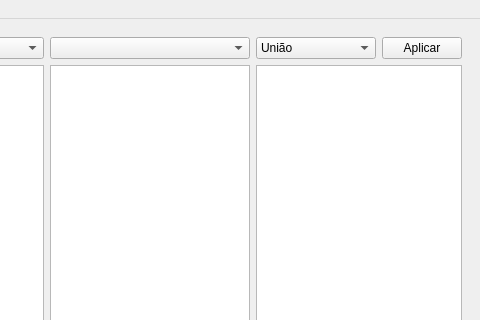
First picture: the form in kleeneup/forms/kleeneup.ui, repository cauebs/kleeneup, before the edit; both pictures show x 173 to 653 and y 0 to 320 of the 653 by 524 pixel window.
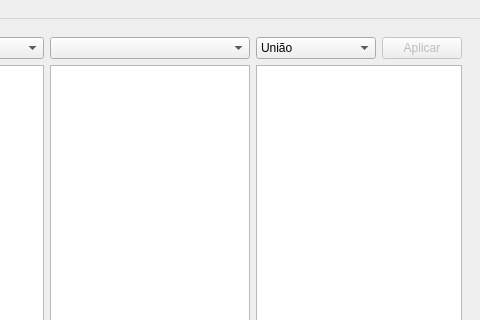
Second picture: the form after the edit.

What changed in the file:
```diff
--- a/kleeneup/forms/kleeneup.ui
+++ b/kleeneup/forms/kleeneup.ui
@@ -88,6 +88,9 @@
        </item>
        <item row="0" column="3">
         <widget class="QPushButton" name="apply_op_btn">
+         <property name="enabled">
+          <bool>false</bool>
+         </property>
          <property name="text">
           <string>Aplicar</string>
          </property>
```
